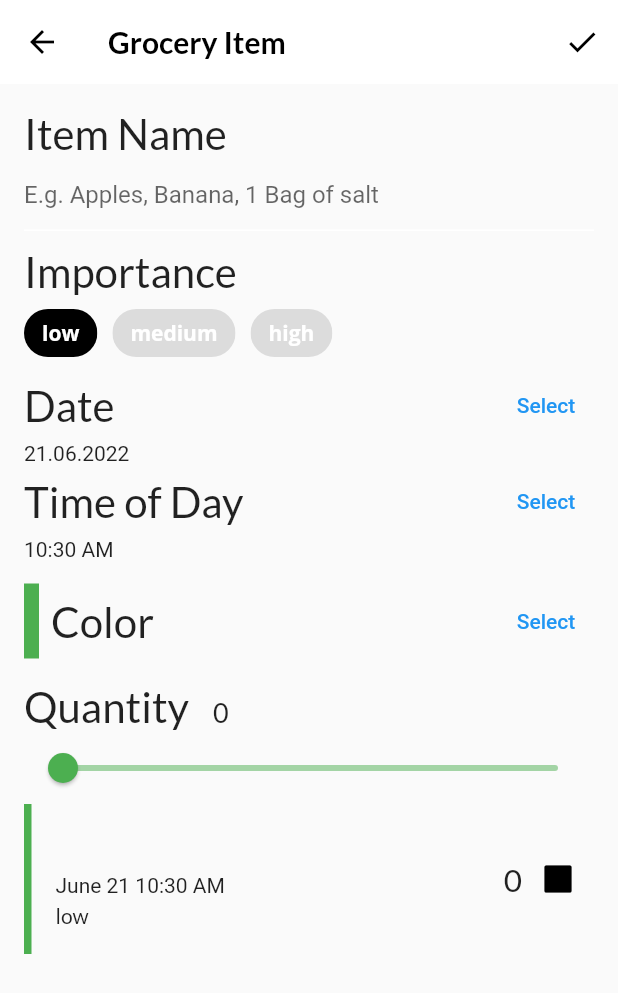
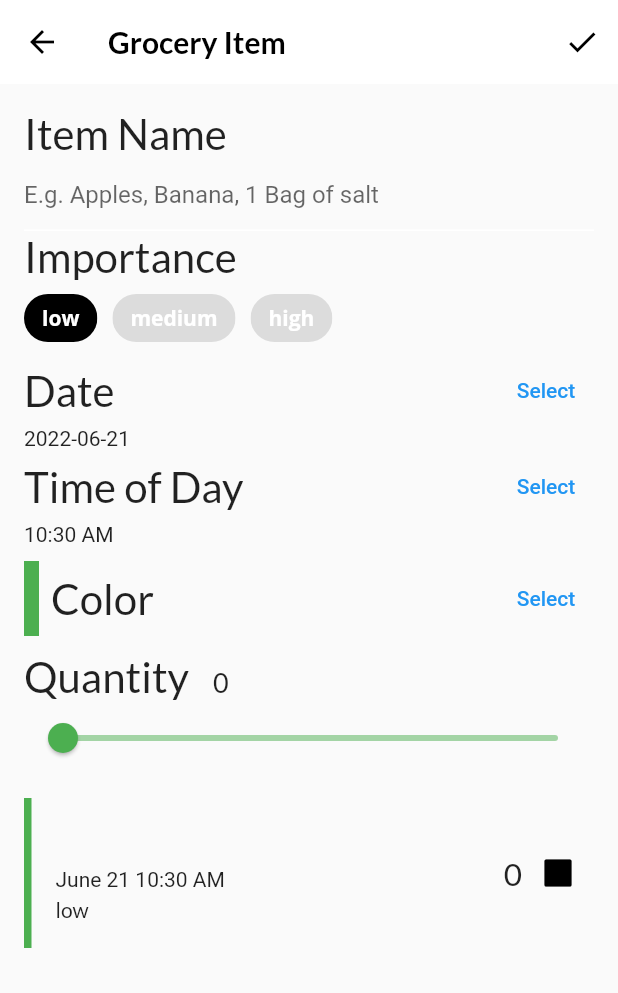
Before and after one commit to God3ye/flutter_apprentice_fooderlich, a Flutter app: the GroceryItemScreen screen opened directly with empty values, on a phone screen of 412 x 824 dp. Shown: the top 993 px of the screen. Run offline on Flutter 3.47's test engine with Material 2 defaults, Android fonts, the phone set to English and light mode, and no system bars; our stand-ins replace flutter_colorpicker, google_fonts, smooth_page_indicator, webview_flutter.

Commit message:
Chapter 7 done

```diff
--- a/lib/main.dart
+++ b/lib/main.dart
@@ -4,7 +4,6 @@ import 'package:provider/provider.dart';
 import 'fooderlich_theme.dart';
 import 'models/models.dart';
 import 'navigation/app_router.dart';
-// TODO: Import app_router
 
 void main() {
   runApp(
@@ -59,7 +58,10 @@ class _FooderlichState extends State<Fooderlich> {
           return MaterialApp(
             theme: theme,
             title: 'Fooderlich',
-            home: Router(routerDelegate: _appRouter),
+            home: Router(
+              routerDelegate: _appRouter,
+              backButtonDispatcher: RootBackButtonDispatcher(),
+            ),
           );
         },
       ),
--- a/lib/screens/grocery_item_screen.dart
+++ b/lib/screens/grocery_item_screen.dart
@@ -8,20 +8,41 @@ import '../components/components.dart';
 import '../models/models.dart';
 
 class GroceryItemScreen extends StatefulWidget {
-  final Function onCreate;
-  final Function onUpdate;
+  final Function(GroceryItem) onCreate;
+  final Function(GroceryItem, int) onUpdate;
   final GroceryItem? originalItem;
+  final int index;
   final bool isUpdating;
+
+  static MaterialPage page({
+    GroceryItem? item,
+    int index = -1,
+    required Function(GroceryItem) onCreate,
+    required Function(GroceryItem, int) onUpdate,
+  }) {
+    return MaterialPage(
+      name: FooderlichPages.groceryItemDetails,
+      key: ValueKey(FooderlichPages.groceryItemDetails),
+      child: GroceryItemScreen(
+        onCreate: onCreate,
+        onUpdate: onUpdate,
+        index: index,
+        originalItem: item,
+      ),
+    );
+  }
+
   const GroceryItemScreen({
     Key? key,
     required this.onCreate,
     required this.onUpdate,
     this.originalItem,
+    this.index = -1,
   })  : isUpdating = (originalItem != null),
         super(key: key);
 
   @override
-  State<GroceryItemScreen> createState() => _GroceryItemScreenState();
+  _GroceryItemScreenState createState() => _GroceryItemScreenState();
 }
 
 class _GroceryItemScreenState extends State<GroceryItemScreen> {
@@ -34,40 +55,12 @@ class _GroceryItemScreenState extends State<GroceryItemScreen> {
   int _currentSliderValue = 0;
 
   @override
-  void initState() {
-    final originalItem = widget.originalItem;
-    if (originalItem != null) {
-      _nameController.text = originalItem.name;
-      _name = originalItem.name;
-      _currentSliderValue = originalItem.quantity;
-      _importance = originalItem.importance;
-      _currentColor = originalItem.color;
-      final date = originalItem.date;
-      _timeOfDay = TimeOfDay(hour: date.hour, minute: date.minute);
-      _dueDate = date;
-    }
-
-    _nameController.addListener(() {
-      setState(() {
-        _name = _nameController.text;
-      });
-    });
-    super.initState();
-  }
-
-  @override
-  void dispose() {
-    _nameController.dispose();
-    super.dispose();
-  }
-
-  @override
   Widget build(BuildContext context) {
     return Scaffold(
       appBar: AppBar(
-        elevation: 0,
         actions: [
           IconButton(
+            icon: const Icon(Icons.check),
             onPressed: () {
               final groceryItem = GroceryItem(
                 id: widget.originalItem?.id ?? const Uuid().v1(),
@@ -83,17 +76,24 @@ class _GroceryItemScreenState extends State<GroceryItemScreen> {
                   _timeOfDay.minute,
                 ),
               );
+
               if (widget.isUpdating) {
-                  widget.onUpdate(groceryItem);
+                widget.onUpdate(
+                  groceryItem,
+                  widget.index,
+                );
               } else {
                 widget.onCreate(groceryItem);
               }
             },
-              icon: const Icon(Icons.check)),
+          )
         ],
+        elevation: 0.0,
         title: Text(
           'Grocery Item',
-          style: GoogleFonts.lato(fontWeight: FontWeight.w600),
+          style: GoogleFonts.lato(
+            fontWeight: FontWeight.w600,
+          ),
         ),
       ),
       body: Container(
@@ -101,14 +101,14 @@ class _GroceryItemScreenState extends State<GroceryItemScreen> {
         child: ListView(
           children: [
             buildNameField(),
-            const SizedBox(height: 10),
             buildImportanceField(),
             buildDateField(context),
             buildTimeField(context),
-            const SizedBox(height: 15),
+            const SizedBox(height: 10.0),
             buildColorPicker(context),
-            const SizedBox(height: 15),
+            const SizedBox(height: 10.0),
             buildQuantityField(),
+            const SizedBox(height: 16.0),
             GroceryTile(
               item: GroceryItem(
                 id: 'previewMode',
@@ -135,20 +135,31 @@ class _GroceryItemScreenState extends State<GroceryItemScreen> {
     return Column(
       crossAxisAlignment: CrossAxisAlignment.start,
       children: [
-        Text('Item Name', style: GoogleFonts.lato(fontSize: 28)),
+        Text(
+          'Item Name',
+          style: GoogleFonts.lato(
+            fontSize: 28.0,
+          ),
+        ),
         TextField(
           controller: _nameController,
           cursorColor: _currentColor,
           decoration: InputDecoration(
             hintText: 'E.g. Apples, Banana, 1 Bag of salt',
             enabledBorder: const UnderlineInputBorder(
-              borderSide: BorderSide(color: Colors.white),
+              borderSide: BorderSide(
+                color: Colors.white,
+              ),
             ),
             focusedBorder: UnderlineInputBorder(
-              borderSide: BorderSide(color: _currentColor),
+              borderSide: BorderSide(
+                color: _currentColor,
+              ),
             ),
             border: UnderlineInputBorder(
-              borderSide: BorderSide(color: _currentColor),
+              borderSide: BorderSide(
+                color: _currentColor,
+              ),
             ),
           ),
         ),
@@ -162,40 +173,40 @@ class _GroceryItemScreenState extends State<GroceryItemScreen> {
       children: [
         Text(
           'Importance',
-          style: GoogleFonts.lato(fontSize: 28),
+          style: GoogleFonts.lato(fontSize: 28.0),
         ),
         Wrap(
-          spacing: 10,
+          spacing: 10.0,
           children: [
             ChoiceChip(
               selectedColor: Colors.black,
+              selected: _importance == Importance.low,
               label: const Text(
                 'low',
                 style: TextStyle(color: Colors.white),
               ),
-              selected: _importance == Importance.low,
               onSelected: (selected) {
                 setState(() => _importance = Importance.low);
               },
             ),
             ChoiceChip(
               selectedColor: Colors.black,
+              selected: _importance == Importance.medium,
               label: const Text(
                 'medium',
                 style: TextStyle(color: Colors.white),
               ),
-              selected: _importance == Importance.medium,
               onSelected: (selected) {
                 setState(() => _importance = Importance.medium);
               },
             ),
             ChoiceChip(
               selectedColor: Colors.black,
+              selected: _importance == Importance.high,
               label: const Text(
                 'high',
                 style: TextStyle(color: Colors.white),
               ),
-              selected: _importance == Importance.high,
               onSelected: (selected) {
                 setState(() => _importance = Importance.high);
               },
@@ -215,28 +226,29 @@ class _GroceryItemScreenState extends State<GroceryItemScreen> {
           children: [
             Text(
               'Date',
-              style: GoogleFonts.lato(fontSize: 28),
+              style: GoogleFonts.lato(fontSize: 28.0),
             ),
             TextButton(
+              child: const Text('Select'),
               onPressed: () async {
                 final currentDate = DateTime.now();
-                final selectDate = await showDatePicker(
+                final selectedDate = await showDatePicker(
                   context: context,
                   initialDate: currentDate,
                   firstDate: currentDate,
                   lastDate: DateTime(currentDate.year + 5),
                 );
+
                 setState(() {
-                  if (selectDate != null) {
-                    _dueDate = selectDate;
+                  if (selectedDate != null) {
+                    _dueDate = selectedDate;
                   }
                 });
               },
-              child: const Text('Select'),
             ),
           ],
         ),
-        Text(DateFormat('dd.MM.yyyy').format(_dueDate)),
+        Text(DateFormat('yyyy-MM-dd').format(_dueDate)),
       ],
     );
   }
@@ -248,20 +260,24 @@ class _GroceryItemScreenState extends State<GroceryItemScreen> {
         Row(
           mainAxisAlignment: MainAxisAlignment.spaceBetween,
           children: [
-            Text('Time of Day', style: GoogleFonts.lato(fontSize: 28)),
+            Text(
+              'Time of Day',
+              style: GoogleFonts.lato(fontSize: 28.0),
+            ),
             TextButton(
+              child: const Text('Select'),
               onPressed: () async {
                 final timeOfDay = await showTimePicker(
+                  initialTime: TimeOfDay.now(),
                   context: context,
-                  initialTime: TimeOfDay.now(),
                 );
+
                 setState(() {
                   if (timeOfDay != null) {
                     _timeOfDay = timeOfDay;
                   }
                 });
               },
-              child: const Text('Select'),
             ),
           ],
         ),
@@ -282,10 +298,14 @@ class _GroceryItemScreenState extends State<GroceryItemScreen> {
               color: _currentColor,
             ),
             const SizedBox(width: 8),
-            Text('Color', style: GoogleFonts.lato(fontSize: 28)),
+            Text(
+              'Color',
+              style: GoogleFonts.lato(fontSize: 28),
+            ),
           ],
         ),
         TextButton(
+          child: const Text('Select'),
           onPressed: () {
             showDialog(
               context: context,
@@ -299,16 +319,17 @@ class _GroceryItemScreenState extends State<GroceryItemScreen> {
                   ),
                   actions: [
                     TextButton(
+                      child: const Text('Save'),
                       onPressed: () {
                         Navigator.of(context).pop();
                       },
-                          child: const Text('Save'),
                     ),
                   ],
                 );
-                  });
               },
-            child: const Text('Select')),
+            );
+          },
+        ),
       ],
     );
   }
@@ -321,26 +342,60 @@ class _GroceryItemScreenState extends State<GroceryItemScreen> {
           crossAxisAlignment: CrossAxisAlignment.baseline,
           textBaseline: TextBaseline.alphabetic,
           children: [
-            Text('Quantity', style: GoogleFonts.lato(fontSize: 28)),
-            const SizedBox(width: 16),
-            Text(_currentSliderValue.toInt().toString(),
-                style: GoogleFonts.lato(fontSize: 18)),
+            Text(
+              'Quantity',
+              style: GoogleFonts.lato(fontSize: 28.0),
+            ),
+            const SizedBox(width: 16.0),
+            Text(
+              _currentSliderValue.toInt().toString(),
+              style: GoogleFonts.lato(fontSize: 18.0),
+            ),
           ],
         ),
         Slider(
           inactiveColor: _currentColor.withOpacity(0.5),
           activeColor: _currentColor,
-            min: 0,
-            max: 100,
+          value: _currentSliderValue.toDouble(),
+          min: 0.0,
+          max: 100.0,
           divisions: 100,
           label: _currentSliderValue.toInt().toString(),
-            value: _currentSliderValue.toDouble(),
-            onChanged: (value) {
+          onChanged: (double value) {
             setState(() {
               _currentSliderValue = value.toInt();
             });
-            })
+          },
+        ),
       ],
     );
   }
+
+  @override
+  void initState() {
+    super.initState();
+    final originalItem = widget.originalItem;
+    if (originalItem != null) {
+      _name = originalItem.name;
+      _nameController.text = originalItem.name;
+      _currentSliderValue = originalItem.quantity;
+      _importance = originalItem.importance;
+      _currentColor = originalItem.color;
+      final date = originalItem.date;
+      _timeOfDay = TimeOfDay(hour: date.hour, minute: date.minute);
+      _dueDate = date;
     }
+
+    _nameController.addListener(() {
+      setState(() {
+        _name = _nameController.text;
+      });
+    });
+  }
+
+  @override
+  void dispose() {
+    _nameController.dispose();
+    super.dispose();
+  }
+}
--- a/lib/screens/home.dart
+++ b/lib/screens/home.dart
@@ -87,7 +87,7 @@ class _HomeState extends State<Home> {
           ),
         ),
         onTap: () {
-          // TODO: home -> profile
+          Provider.of<ProfileManager>(context,listen: false).tapOnProfile(true);
         },
       ),
     );
```
Also changed, not shown: lib/navigation/app_router.dart (+30 -8 lines), lib/screens/grocery_list_screen.dart (+18 -24 lines), lib/screens/grocery_screen.dart (+1 -12 lines), lib/screens/profile_screen.dart (+12 -3 lines), lib/screens/webview_screen.dart (+9 -1 lines). Lines whose indentation alone changed are shown as unchanged.
